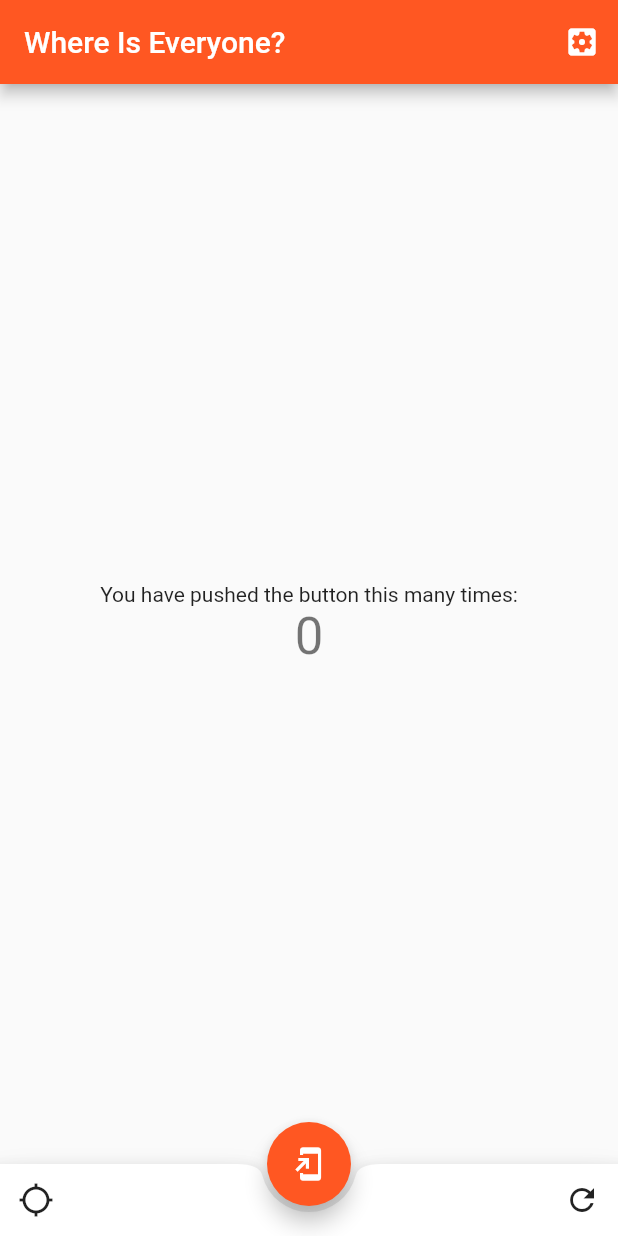
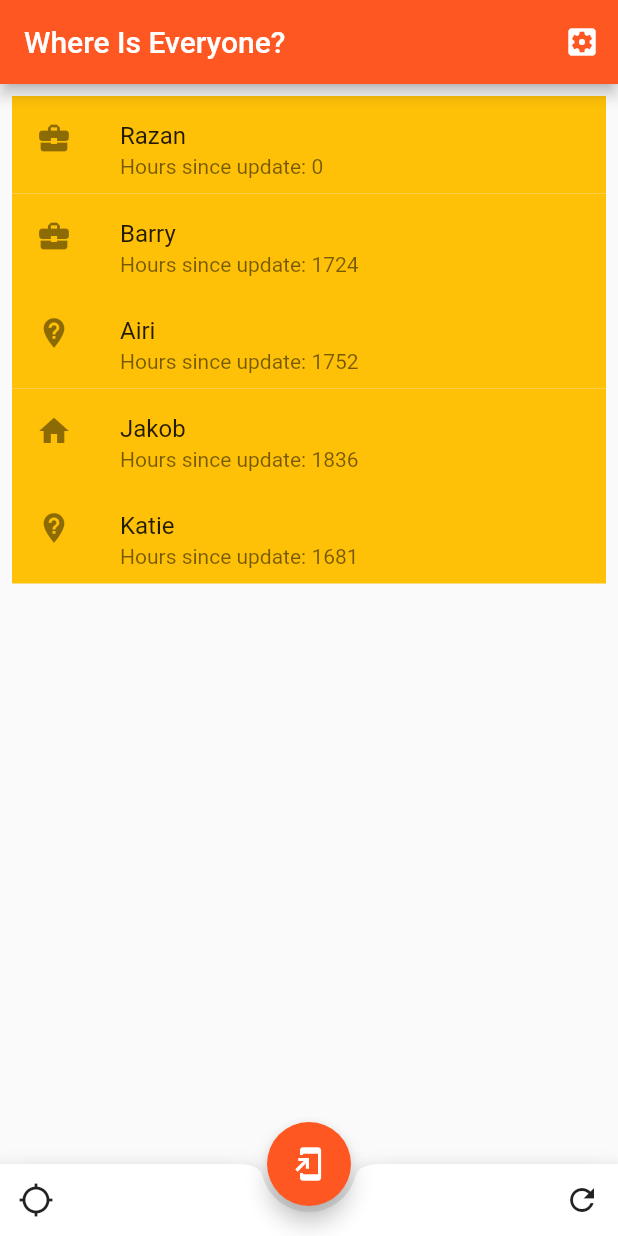
Before and after one commit to dcm0/Flutter_PVT, a Flutter app: the screen it shows after launch, after a tap on the "refresh" icon, on a phone screen of 412 x 824 dp. Run offline on Flutter 3.47's test engine with Material 2 defaults, Android fonts, the phone set to English and light mode, and no system bars.

Commit message:
Video 2
Adding the List View, Classes, and Enum

```diff
--- a/pvt_stalker/lib/main.dart
+++ b/pvt_stalker/lib/main.dart
@@ -1,4 +1,5 @@
 import 'package:flutter/material.dart';
+import 'workerData.dart';
 
 void main() => runApp(MyApp());
 
@@ -9,15 +10,6 @@ class MyApp extends StatelessWidget {
     return MaterialApp(
       title: 'PVT Stalker',
       theme: ThemeData(
-        // This is the theme of your application.
-        //
-        // Try running your application with "flutter run". You'll see the
-        // application has a blue toolbar. Then, without quitting the app, try
-        // changing the primarySwatch below to Colors.green and then invoke
-        // "hot reload" (press "r" in the console where you ran "flutter run",
-        // or simply save your changes to "hot reload" in a Flutter IDE).
-        // Notice that the counter didn't reset back to zero; the application
-        // is not restarted.
         primarySwatch: Colors.deepOrange,
       ),
       home: MyHomePage(title: 'Where Is Everyone?'),
@@ -27,16 +19,6 @@ class MyApp extends StatelessWidget {
 
 class MyHomePage extends StatefulWidget {
   MyHomePage({Key key, this.title}) : super(key: key);
-
-  // This widget is the home page of your application. It is stateful, meaning
-  // that it has a State object (defined below) that contains fields that affect
-  // how it looks.
-
-  // This class is the configuration for the state. It holds the values (in this
-  // case the title) provided by the parent (in this case the App widget) and
-  // used by the build method of the State. Fields in a Widget subclass are
-  // always marked "final".
-
   final String title;
 
   @override
@@ -45,15 +27,11 @@ class MyHomePage extends StatefulWidget {
 
 class _MyHomePageState extends State<MyHomePage> {
   int _counter = 0;
+  StalkerModel _stalkerModel = new StalkerModel();
 
   void _incrementCounter() {
     setState(() {
-      // This call to setState tells the Flutter framework that something has
-      // changed in this State, which causes it to rerun the build method below
-      // so that the display can reflect the updated values. If we changed
-      // _counter without calling setState(), then the build method would not be
-      // called again, and so nothing would appear to happen.
-      _counter--;
+       _counter--;
     });
   }
 
@@ -62,10 +40,7 @@ class _MyHomePageState extends State<MyHomePage> {
     // This method is rerun every time setState is called, for instance as done
     // by the _incrementCounter method above.
     //
-    // The Flutter framework has been optimized to make rerunning build methods
-    // fast, so that you can just rebuild anything that needs updating rather
-    // than having to individually change instances of widgets.
-    return Scaffold(
+     return Scaffold(
       appBar: AppBar(
         // Here we take the value from the MyHomePage object that was created by
         // the App.build method, and use it to set our appbar title.
@@ -80,36 +55,22 @@ class _MyHomePageState extends State<MyHomePage> {
             ),
     ]
       ),
-      body: Center(
-        // Center is a layout widget. It takes a single child and positions it
-        // in the middle of the parent.
-        child: Column(
-          // Column is also a layout widget. It takes a list of children and
-          // arranges them vertically. By default, it sizes itself to fit its
-          // children horizontally, and tries to be as tall as its parent.
-          //
-          // Invoke "debug painting" (press "p" in the console, choose the
-          // "Toggle Debug Paint" action from the Flutter Inspector in Android
-          // Studio, or the "Toggle Debug Paint" command in Visual Studio Code)
-          // to see the wireframe for each widget.
-          //
-          // Column has various properties to control how it sizes itself and
-          // how it positions its children. Here we use mainAxisAlignment to
-          // center the children vertically; the main axis here is the vertical
-          // axis because Columns are vertical (the cross axis would be
-          // horizontal).
-          mainAxisAlignment: MainAxisAlignment.center,
-          children: <Widget>[
-            Text(
-              'You have pushed the button this many times:',
-            ),
-            Text(
-              '$_counter',
-              style: Theme.of(context).textTheme.display1,
-            ),
-          ],
-        ),
-      ),
+      body: ListView.builder(
+              padding: const EdgeInsets.all(8),
+              itemCount: _stalkerModel.coWorkers.length,
+              itemBuilder: (BuildContext context, int index) {
+                return Container(
+                  height: 65,
+                  color: Colors.amber,
+                  child: ListTile(
+                        leading: _stalkerModel.coWorkers[index].location==WorkerLocations.home?new Icon(Icons.home):_stalkerModel.coWorkers[index].location==WorkerLocations.office?new Icon(Icons.business_center):new Icon(Icons.not_listed_location),
+                        title: Text('${_stalkerModel.coWorkers[index].username}'),
+                        subtitle: Text('Hours since update: ${DateTime.now().difference(_stalkerModel.coWorkers[index].lastUpdate).inHours}'),
+
+                  )
+                );
+              }
+           ),
       floatingActionButtonLocation: FloatingActionButtonLocation.centerDocked,
       floatingActionButton: FloatingActionButton(
         onPressed: _incrementCounter,
@@ -127,7 +88,11 @@ class _MyHomePageState extends State<MyHomePage> {
               onPressed: (){},
             ),
             IconButton(icon: Icon(Icons.refresh),
-              onPressed: (){},
+              onPressed: (){
+                //setState(() {
+                    _stalkerModel.coWorkers.shuffle();
+                //});
+              },
             ),
           ],
           ),
--- /dev/null
+++ b/pvt_stalker/lib/workerData.dart
@@ -0,0 +1,67 @@
+
+
+class CoWorker{
+
+  String username;
+  //home/office/unknown
+  WorkerLocations location;
+  DateTime lastUpdate;
+
+  CoWorker({
+    this.username,
+    this.location,
+    this.lastUpdate
+  });
+
+}
+
+enum WorkerLocations{
+  home, office, unknown
+}
+
+class StalkerModel{
+  List<CoWorker> coWorkers;
+  CoWorker myself;
+  //home location
+  //work location
+
+  StalkerModel(){
+    myself = new CoWorker(username: 'Donny', location: WorkerLocations.unknown, lastUpdate: DateTime.now());
+    updateWorkers();
+  }
+
+  void updateWorkers(){
+      coWorkers = fakeCoWorkers;
+  }
+
+
+}
+
+
+final fakeCoWorkers = [
+  new CoWorker(
+    username: "Razan",
+    location: WorkerLocations.office,
+    lastUpdate: DateTime.now()
+  ),
+  new CoWorker(
+    username: "Barry",
+    location: WorkerLocations.office,
+    lastUpdate: DateTime.parse("2020-01-20 14:23:04Z")
+  ),
+  new CoWorker(
+    username: "Airi",
+    location: WorkerLocations.unknown,
+    lastUpdate: DateTime.parse("2020-01-19 10:10:04Z")
+  ),
+  new CoWorker(
+    username: "Jakob",
+    location: WorkerLocations.home,
+    lastUpdate: DateTime.parse("2020-01-15 22:10:04Z")
+  ),
+  new CoWorker(
+    username: "Katie",
+    location: WorkerLocations.unknown,
+    lastUpdate: DateTime.parse("2020-01-22 09:01:04Z")
+  )
+];
```
